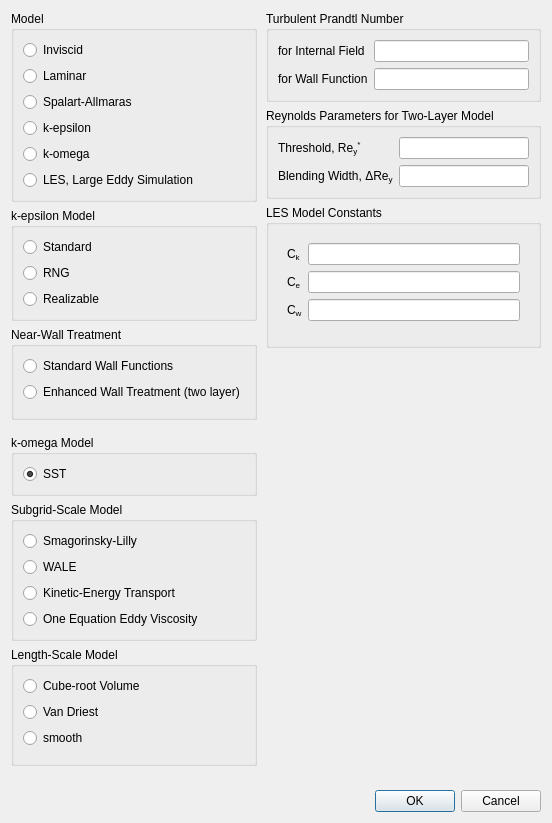
Above: baramFlow/view/setup/models/turbulence_dialog.ui from nextfoam/baram before the change. Below: the same form after it.
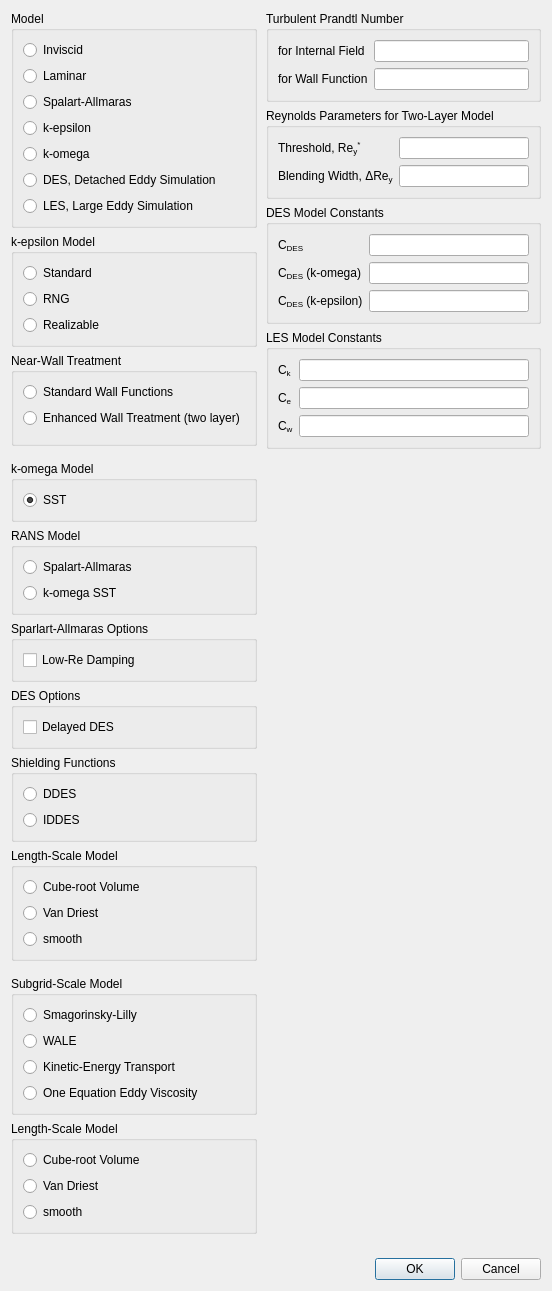
That is the form after the change.

The edit to the form file:
```diff
--- a/baramFlow/view/setup/models/turbulence_dialog.ui
+++ b/baramFlow/view/setup/models/turbulence_dialog.ui
@@ -7,7 +7,7 @@
     <x>0</x>
     <y>0</y>
     <width>552</width>
-    <height>797</height>
+    <height>1240</height>
    </rect>
   </property>
   <property name="minimumSize">
@@ -97,6 +97,13 @@
               </property>
              </widget>
             </item>
+            <item>
+             <widget class="QRadioButton" name="DES">
+              <property name="text">
+               <string>DES, Detached Eddy Simulation</string>
+              </property>
+             </widget>
+            </item>
             <item>
              <widget class="QRadioButton" name="LES">
               <property name="text">
@@ -218,6 +225,129 @@
            </layout>
           </widget>
          </item>
+         <item>
+          <widget class="QWidget" name="DESModel" native="true">
+           <layout class="QVBoxLayout" name="verticalLayout_17">
+            <property name="leftMargin">
+             <number>0</number>
+            </property>
+            <property name="topMargin">
+             <number>0</number>
+            </property>
+            <property name="rightMargin">
+             <number>0</number>
+            </property>
+            <item>
+             <widget class="QGroupBox" name="groupBox_6">
+              <property name="title">
+               <string>RANS Model</string>
+              </property>
+              <layout class="QVBoxLayout" name="verticalLayout_18">
+               <item>
+                <widget class="QRadioButton" name="RANSSpalartAllmaras">
+                 <property name="text">
+                  <string>Spalart-Allmaras</string>
+                 </property>
+                </widget>
+               </item>
+               <item>
+                <widget class="QRadioButton" name="RANSKOmegaSST">
+                 <property name="text">
+                  <string>k-omega SST</string>
+                 </property>
+                </widget>
+               </item>
+              </layout>
+             </widget>
+            </item>
+            <item>
+             <widget class="QGroupBox" name="sparlartAllmarasOptions">
+              <property name="title">
+               <string>Sparlart-Allmaras Options</string>
+              </property>
+              <layout class="QVBoxLayout" name="verticalLayout_19">
+               <item>
+                <widget class="QCheckBox" name="lowReDamping">
+                 <property name="text">
+                  <string>Low-Re Damping</string>
+                 </property>
+                </widget>
+               </item>
+              </layout>
+             </widget>
+            </item>
+            <item>
+             <widget class="QGroupBox" name="DESOptions">
+              <property name="title">
+               <string>DES Options</string>
+              </property>
+              <layout class="QVBoxLayout" name="verticalLayout_21">
+               <item>
+                <widget class="QCheckBox" name="delayedDES">
+                 <property name="text">
+                  <string>Delayed DES</string>
+                 </property>
+                </widget>
+               </item>
+              </layout>
+             </widget>
+            </item>
+            <item>
+             <widget class="QGroupBox" name="shieldingFunctions">
+              <property name="title">
+               <string>Shielding Functions</string>
+              </property>
+              <layout class="QVBoxLayout" name="verticalLayout_14">
+               <item>
+                <widget class="QRadioButton" name="DDES">
+                 <property name="text">
+                  <string>DDES</string>
+                 </property>
+                </widget>
+               </item>
+               <item>
+                <widget class="QRadioButton" name="IDDES">
+                 <property name="text">
+                  <string>IDDES</string>
+                 </property>
+                </widget>
+               </item>
+              </layout>
+             </widget>
+            </item>
+            <item>
+             <widget class="QGroupBox" name="DESLengthScaleModel">
+              <property name="title">
+               <string>Length-Scale Model</string>
+              </property>
+              <layout class="QVBoxLayout" name="verticalLayout_15">
+               <item>
+                <widget class="QRadioButton" name="DESCubeRootVolume">
+                 <property name="text">
+                  <string>Cube-root Volume</string>
+                 </property>
+                </widget>
+               </item>
+               <item>
+                <widget class="QRadioButton" name="DESVanDriest">
+                 <property name="text">
+                  <string>Van Driest</string>
+                 </property>
+                </widget>
+               </item>
+               <item>
+                <widget class="QRadioButton" name="DESSmooth">
+                 <property name="text">
+                  <string>smooth</string>
+                 </property>
+                </widget>
+               </item>
+              </layout>
+             </widget>
+            </item>
+           </layout>
+          </widget>
+         </item>
          <item>
           <widget class="QWidget" name="LESModel" native="true">
            <layout class="QVBoxLayout" name="verticalLayout_10">
@@ -274,50 +404,26 @@
               </property>
               <layout class="QVBoxLayout" name="verticalLayout_12">
                <item>
-                <widget class="QRadioButton" name="cubeRootVolume">
+                <widget class="QRadioButton" name="LESCubeRootVolume">
                  <property name="text">
                   <string>Cube-root Volume</string>
                  </property>
                 </widget>
                </item>
                <item>
-                <widget class="QRadioButton" name="vanDriest">
+                <widget class="QRadioButton" name="LESVanDriest">
                  <property name="text">
                   <string>Van Driest</string>
                  </property>
                 </widget>
                </item>
                <item>
-                <widget class="QRadioButton" name="smooth">
+                <widget class="QRadioButton" name="LESSmooth">
                  <property name="text">
                   <string>smooth</string>
                  </property>
                 </widget>
                </item>
-               <item>
-                <widget class="QWidget" name="modelWidget_2" native="true">
-                 <property name="minimumSize">
-                  <size>
-                   <width>0</width>
-                   <height>0</height>
-                  </size>
-                 </property>
-                 <layout class="QVBoxLayout" name="verticalLayout_13">
-                  <property name="leftMargin">
-                   <number>0</number>
-                  </property>
-                  <property name="topMargin">
-                   <number>0</number>
-                  </property>
-                  <property name="rightMargin">
-                   <number>0</number>
-                  </property>
-                  <property name="bottomMargin">
-                   <number>0</number>
-                  </property>
-                 </layout>
-                </widget>
-               </item>
               </layout>
              </widget>
             </item>
@@ -412,72 +518,81 @@
            </layout>
           </widget>
          </item>
+         <item>
+          <widget class="QGroupBox" name="DESModelConstants">
+           <property name="title">
+            <string>DES Model Constants</string>
+           </property>
+           <layout class="QFormLayout" name="DESConstantsLayout">
+            <item row="0" column="0">
+             <widget class="QLabel" name="label_8">
+              <property name="text">
+               <string>C&lt;sub&gt;DES&lt;/sub&gt;</string>
+              </property>
+             </widget>
+            </item>
+            <item row="0" column="1">
+             <widget class="QLineEdit" name="cDES"/>
+            </item>
+            <item row="1" column="0">
+             <widget class="QLabel" name="label_9">
+              <property name="text">
+               <string>C&lt;sub&gt;DES&lt;/sub&gt; (k-omega)</string>
+              </property>
+             </widget>
+            </item>
+            <item row="1" column="1">
+             <widget class="QLineEdit" name="cDESKOmega"/>
+            </item>
+            <item row="2" column="0">
+             <widget class="QLabel" name="label_10">
+              <property name="text">
+               <string>C&lt;sub&gt;DES&lt;/sub&gt; (k-epsilon)</string>
+              </property>
+             </widget>
+            </item>
+            <item row="2" column="1">
+             <widget class="QLineEdit" name="cDESKEpsilon"/>
+            </item>
+           </layout>
+          </widget>
+         </item>
          <item>
           <widget class="QGroupBox" name="LESModelConstants">
            <property name="title">
             <string>LES Model Constants</string>
            </property>
-           <layout class="QVBoxLayout" name="verticalLayout_14">
-            <item>
-             <widget class="QWidget" name="widget_3" native="true">
-              <layout class="QFormLayout" name="LESConstantsLayout">
-               <item row="0" column="0">
-                <widget class="QLabel" name="label_5">
-                 <property name="text">
-                  <string>C&lt;sub&gt;k&lt;/sub&gt;</string>
-                 </property>
-                </widget>
-               </item>
-               <item row="0" column="1">
-                <widget class="QLineEdit" name="ck"/>
-               </item>
-               <item row="1" column="0">
-                <widget class="QLabel" name="label_6">
-                 <property name="text">
-                  <string>C&lt;sub&gt;e&lt;/sub&gt;</string>
-                 </property>
-                </widget>
-               </item>
-               <item row="1" column="1">
-                <widget class="QLineEdit" name="ce"/>
-               </item>
-               <item row="2" column="0">
-                <widget class="QLabel" name="label_7">
-                 <property name="text">
-                  <string>C&lt;sub&gt;w&lt;/sub&gt;</string>
-                 </property>
-                </widget>
-               </item>
-               <item row="2" column="1">
-                <widget class="QLineEdit" name="cw"/>
-               </item>
-              </layout>
+           <layout class="QFormLayout" name="LESConstantsLayout">
+            <item row="0" column="0">
+             <widget class="QLabel" name="label_5">
+              <property name="text">
+               <string>C&lt;sub&gt;k&lt;/sub&gt;</string>
+              </property>
              </widget>
             </item>
-            <item>
-             <widget class="QWidget" name="modelWidget_3" native="true">
-              <property name="minimumSize">
-               <size>
-                <width>0</width>
-                <height>0</height>
-               </size>
+            <item row="0" column="1">
+             <widget class="QLineEdit" name="ck"/>
+            </item>
+            <item row="1" column="0">
+             <widget class="QLabel" name="label_6">
+              <property name="text">
+               <string>C&lt;sub&gt;e&lt;/sub&gt;</string>
               </property>
-              <layout class="QVBoxLayout" name="verticalLayout_15">
-               <property name="leftMargin">
-                <number>0</number>
-               </property>
-               <property name="topMargin">
-                <number>0</number>
-               </property>
-               <property name="rightMargin">
-                <number>0</number>
-               </property>
-               <property name="bottomMargin">
-                <number>0</number>
-               </property>
-              </layout>
              </widget>
             </item>
+            <item row="1" column="1">
+             <widget class="QLineEdit" name="ce"/>
+            </item>
+            <item row="2" column="0">
+             <widget class="QLabel" name="label_7">
+              <property name="text">
+               <string>C&lt;sub&gt;w&lt;/sub&gt;</string>
+              </property>
+             </widget>
+            </item>
+            <item row="2" column="1">
+             <widget class="QLineEdit" name="cw"/>
+            </item>
            </layout>
           </widget>
          </item>
```
